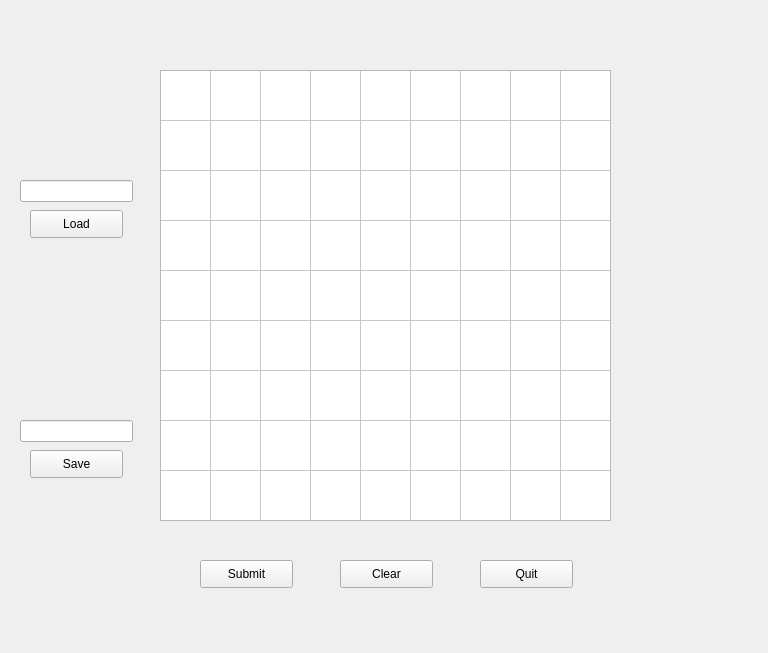
This is sudoku.ui in edwardbottom/Sudoku_Python as Qt 5 draws it before an edit. The edited form follows.
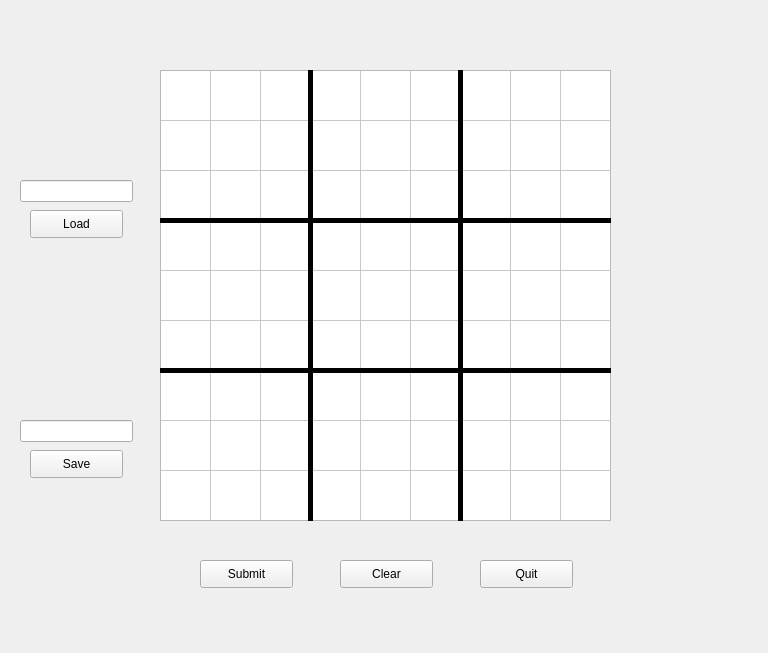
This is the edited form.

```diff
--- a/sudoku.ui
+++ b/sudoku.ui
@@ -159,6 +159,82 @@
     </rect>
    </property>
   </widget>
+  <widget class="Line" name="line">
+   <property name="geometry">
+    <rect>
+     <x>160</x>
+     <y>210</y>
+     <width>451</width>
+     <height>20</height>
+    </rect>
+   </property>
+   <property name="frameShadow">
+    <enum>QFrame::Plain</enum>
+   </property>
+   <property name="lineWidth">
+    <number>5</number>
+   </property>
+   <property name="orientation">
+    <enum>Qt::Horizontal</enum>
+   </property>
+  </widget>
+  <widget class="Line" name="line_2">
+   <property name="geometry">
+    <rect>
+     <x>160</x>
+     <y>360</y>
+     <width>451</width>
+     <height>20</height>
+    </rect>
+   </property>
+   <property name="frameShadow">
+    <enum>QFrame::Plain</enum>
+   </property>
+   <property name="lineWidth">
+    <number>5</number>
+   </property>
+   <property name="orientation">
+    <enum>Qt::Horizontal</enum>
+   </property>
+  </widget>
+  <widget class="Line" name="line_3">
+   <property name="geometry">
+    <rect>
+     <x>300</x>
+     <y>70</y>
+     <width>20</width>
+     <height>451</height>
+    </rect>
+   </property>
+   <property name="frameShadow">
+    <enum>QFrame::Plain</enum>
+   </property>
+   <property name="lineWidth">
+    <number>5</number>
+   </property>
+   <property name="orientation">
+    <enum>Qt::Vertical</enum>
+   </property>
+  </widget>
+  <widget class="Line" name="line_4">
+   <property name="geometry">
+    <rect>
+     <x>450</x>
+     <y>70</y>
+     <width>20</width>
+     <height>451</height>
+    </rect>
+   </property>
+   <property name="frameShadow">
+    <enum>QFrame::Plain</enum>
+   </property>
+   <property name="lineWidth">
+    <number>5</number>
+   </property>
+   <property name="orientation">
+    <enum>Qt::Vertical</enum>
+   </property>
+  </widget>
  </widget>
  <layoutdefault spacing="6" margin="11"/>
  <resources/>
```
